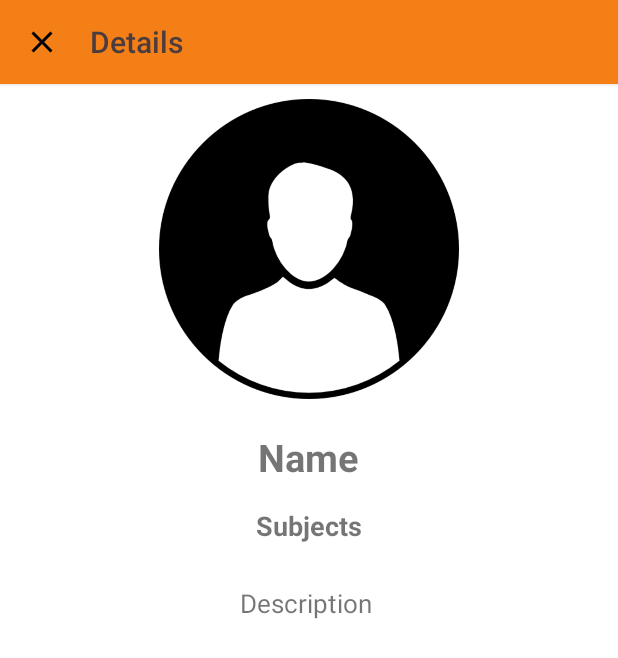
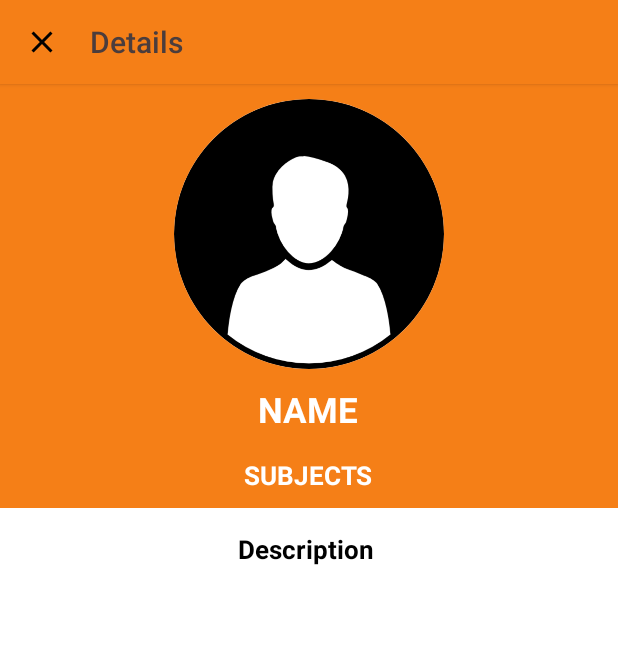
Before and after one commit to rk472/NewJT, an Android app: the layout activity_team.xml on its own in the app's theme, with its tools: preview values and no code run, on a phone screen of 412 x 824 dp. Shown: the top 658 px of the screen. Run offline under Robolectric (Android 15) with nearby library versions, the phone set to English and light mode, and no system bars.

Commit message:
Final Commit

```diff
--- a/app/build.gradle
+++ b/app/build.gradle
@@ -38,6 +38,7 @@ dependencies {
     compile 'com.squareup.picasso:picasso:2.5.2'
     compile 'com.google.firebase:firebase-ads:11.0.4'
     compile 'com.squareup.okhttp:okhttp:2.5.0'
+    compile 'de.hdodenhof:circleimageview:2.2.0'
 }
 
 
--- a/app/src/main/java/com/jt/javatechnocrat/ProjectFragment.java
+++ b/app/src/main/java/com/jt/javatechnocrat/ProjectFragment.java
@@ -112,7 +112,7 @@ public class ProjectFragment extends Fragment {
             technologyText=itemView.findViewById(R.id.project_technology);
         }
         public void setAllData(String name,String tech){
-            nameText.setText("Project Name : "+name);
+            nameText.setText("Project : "+name);
             technologyText.setText("Technology Used : "+tech);
         }
     }
--- a/app/src/main/res/layout/activity_team.xml
+++ b/app/src/main/res/layout/activity_team.xml
@@ -40,49 +40,64 @@
                 android:textColor="#4b3d3d" />
         </LinearLayout>
     </android.support.v7.widget.CardView>
-    <ScrollView
-        android:layout_width="match_parent"
-        android:layout_height="match_parent"
-        android:layout_below="@id/card_dialog_fullscreen">
         <RelativeLayout xmlns:android="http://schemas.android.com/apk/res/android"
             xmlns:app="http://schemas.android.com/apk/res-auto"
             xmlns:tools="http://schemas.android.com/tools"
             android:layout_width="match_parent"
             android:layout_height="match_parent"
+            android:layout_below="@id/card_dialog_fullscreen"
             android:fitsSystemWindows="true">
-
-            <ImageView
+            <LinearLayout
+                android:layout_width="match_parent"
+                android:orientation="vertical"
+                android:background="@color/colorPrimary"
+                android:gravity="center"
+                android:id="@+id/team_name_holder"
+                android:layout_height="wrap_content">
+                <de.hdodenhof.circleimageview.CircleImageView
                     android:id="@+id/team_logo"
-                android:layout_width="200dp"
-                android:layout_height="200dp"
+                    android:layout_width="180dp"
+                    android:layout_height="180dp"
+                    android:src="@drawable/logo_def"
                     android:layout_alignParentTop="true"
                     android:layout_centerHorizontal="true"
-                android:layout_marginTop="10dp"
-                app:srcCompat="@drawable/logo_def" />
+                    android:layout_marginTop="10dp" />
+
 
                 <TextView
                     android:id="@+id/team_name"
                     android:layout_width="wrap_content"
                     android:layout_height="wrap_content"
-                android:layout_below="@+id/team_logo"
-                android:layout_centerHorizontal="true"
-                android:layout_marginTop="21dp"
+                    android:layout_marginTop="11dp"
                     android:text="Name"
                     android:textAlignment="center"
-                android:textSize="25dp"
+                    android:textAllCaps="true"
+                    android:textColor="@color/colorWhite"
+                    android:textSize="23dp"
                     android:textStyle="bold" />
-
                 <TextView
                     android:id="@+id/team_sub"
                     android:layout_width="wrap_content"
                     android:layout_height="wrap_content"
-                android:layout_below="@+id/team_name"
-                android:layout_centerHorizontal="true"
                     android:layout_marginTop="16dp"
                     android:text="Subjects"
+                    android:textAllCaps="true"
+                    android:layout_marginBottom="10dp"
                     android:textAlignment="center"
-                android:textSize="18dp"
+                    android:textSize="17dp"
+                    android:textColor="@color/colorWhite"
                     android:textStyle="bold" />
+            </LinearLayout>
+
+            <ScrollView
+                android:layout_width="match_parent"
+                android:layout_height="match_parent"
+                android:layout_below="@id/team_name_holder">
+
+                <LinearLayout
+                    android:layout_width="match_parent"
+                    android:orientation="vertical"
+                    android:layout_height="match_parent">
 
                     <TextView
                         android:id="@+id/team_des"
@@ -90,14 +105,17 @@
                         android:layout_height="wrap_content"
                         android:layout_alignParentLeft="true"
                         android:layout_alignParentStart="true"
-                android:layout_below="@+id/team_sub"
-                android:layout_marginTop="17dp"
-                android:padding="10dp"
+                        android:layout_margin="7dp"
+                        android:padding="8dp"
                         android:text="Description "
                         android:textAlignment="center"
                         android:textAllCaps="false"
-                android:textSize="17dp" />
+                        android:textColor="@color/colorBlack"
+                        android:textSize="17dp"
+                        android:textStyle="bold" />
+
+                </LinearLayout>
+            </ScrollView>
+        </RelativeLayout>
 
 </RelativeLayout>
-    </ScrollView>
-</RelativeLayout>
```
Also changed, not shown: app/src/main/java/com/jt/javatechnocrat/TeamFragment.java (+4 -3 lines), app/src/main/res/layout/course_row.xml (+9 -4 lines), app/src/main/res/layout/faculty_row.xml (+14 -8 lines), app/src/main/res/layout/fragment_project.xml (+16 -5 lines), app/src/main/res/layout/notice_row.xml (+10 -4 lines), app/src/main/res/layout/project_row.xml (+11 -7 lines). Lines whose indentation alone changed are shown as unchanged.
